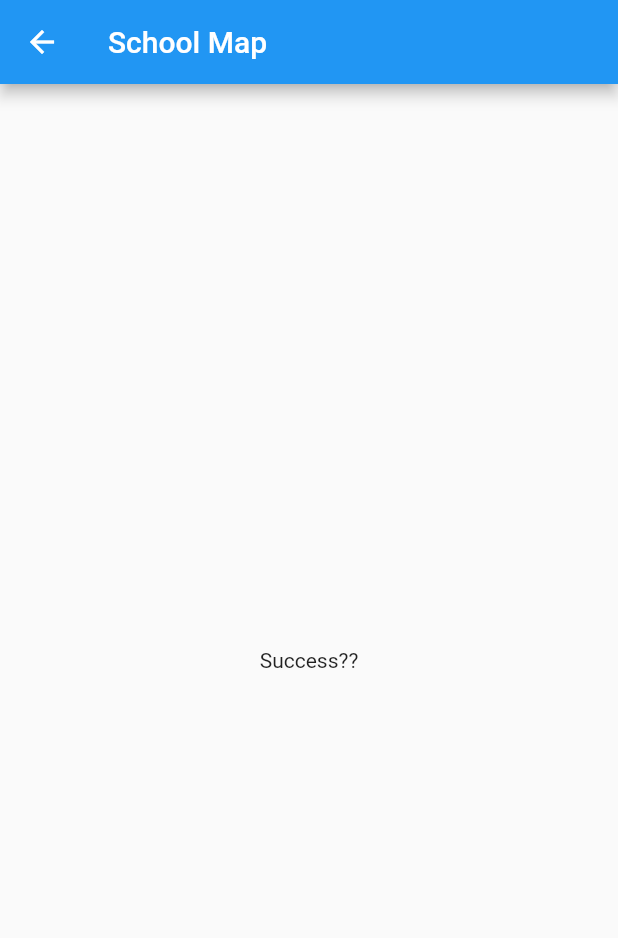
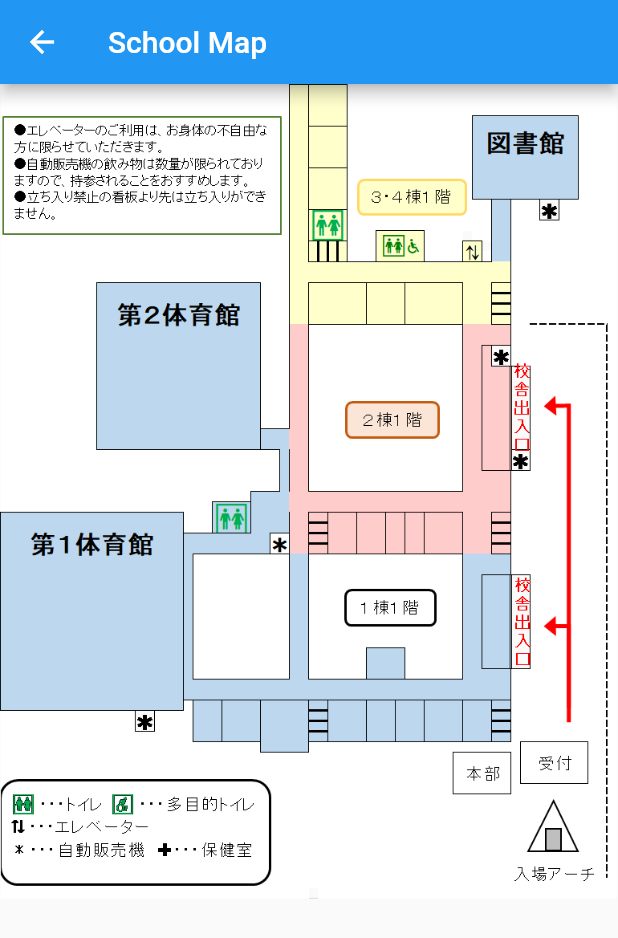
Before and after one commit to FukukouSSJouhou/umenavi, a Flutter app: the SchoolMapPage screen opened directly, on a phone screen of 412 x 824 dp. Shown: the top 938 px of the screen. Run offline on Flutter 3.47's test engine with Material 2 defaults, Android fonts, the phone set to English and light mode, and no system bars.

Commit message:
added school map?

```diff
--- a/lib/activities/schoolmap.dart
+++ b/lib/activities/schoolmap.dart
@@ -10,9 +10,13 @@ class _SchoolMapPageState extends State<SchoolMapPage>{
       appBar:new AppBar(
         title:new Text("School Map"),
       ),
-      body: Center(
-        child: Text("Success??"),
-      ),
+      body: ListView(
+        children: [
+          InkWell(
+            child:Image.asset("images/maps/1F.png")
+          )
+        ],
+      )
     );
   }
 }
--- a/pubspec.yaml
+++ b/pubspec.yaml
@@ -48,7 +48,8 @@ flutter:
   # assets:
   #   - images/a_dot_burr.jpeg
   #   - images/a_dot_ham.jpeg
-
+  assets:
+    - images/maps/
   # An image asset can refer to one or more resolution-specific "variants", see
   # https://flutter.dev/assets-and-images/#resolution-aware.
 
```
Also changed, not shown: images/maps/1F.png (added).
